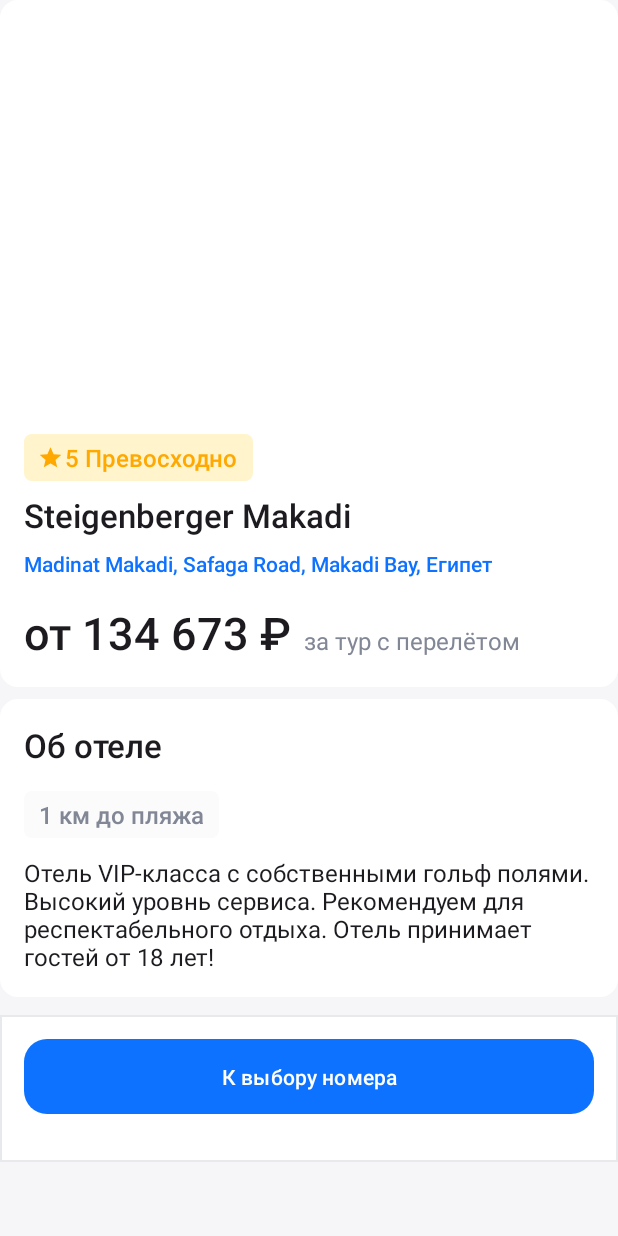
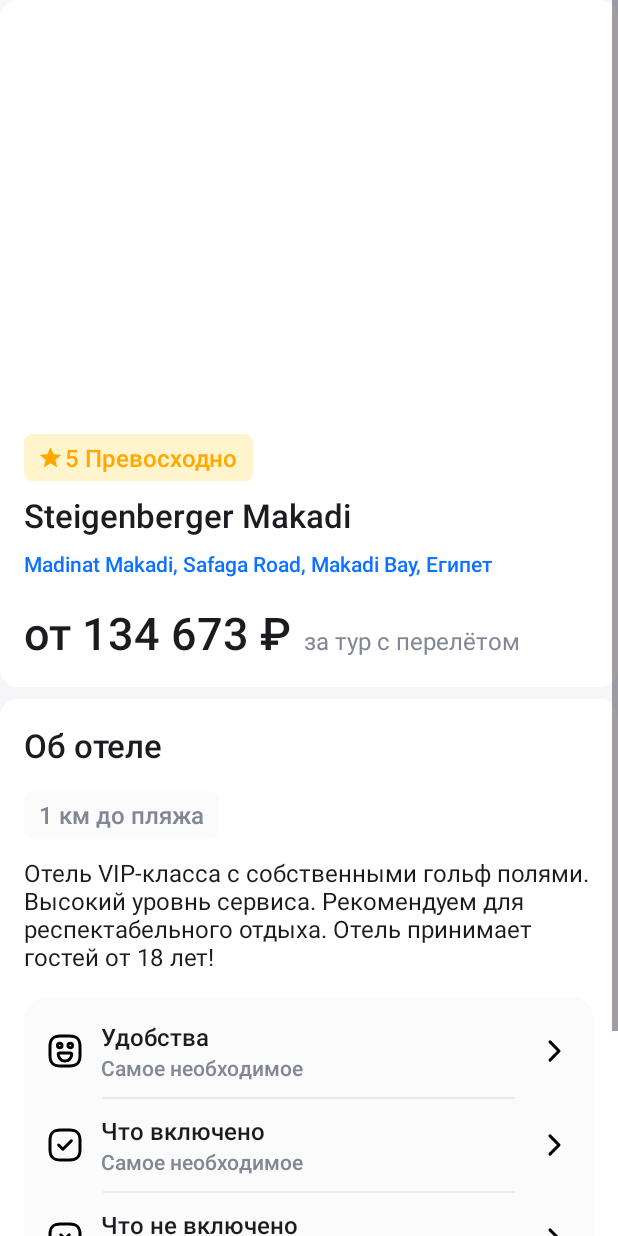
Before and after one commit to arshapshap/hotelapp, an Android app: the layout fragment_hotel.xml on its own in the app's theme, with its tools: preview values and no code run, on a phone screen of 412 x 824 dp. Run offline under Robolectric (Android 15) with nearby library versions, the phone set to English and light mode, and no system bars.

Commit message:
Add menu on hotel page (conveniences, what is included, what is not included)

```diff
--- /dev/null
+++ b/core/designsystem/src/main/java/com/arshapshap/hotelapp/designsystem/MenuItemView.kt
@@ -0,0 +1,55 @@
+package com.arshapshap.hotelapp.designsystem
+
+import android.content.Context
+import android.content.res.TypedArray
+import android.util.AttributeSet
+import android.view.Gravity
+import android.view.View
+import android.widget.ImageView
+import android.widget.TextView
+import androidx.appcompat.widget.LinearLayoutCompat
+import androidx.core.view.setPadding
+
+
+class MenuItemView @JvmOverloads constructor(
+    context: Context,
+    attrs: AttributeSet? = null,
+    defStyleAttr: Int = 0
+) : LinearLayoutCompat(context, attrs, defStyleAttr) {
+
+    init {
+        init(attrs)
+    }
+
+    private fun init(attrs: AttributeSet?) {
+        View.inflate(context, R.layout.layout_menu_item, this)
+
+        setDefaultValues()
+
+        val typedArray = context.obtainStyledAttributes(attrs, R.styleable.MenuItemView)
+        try {
+            setValuesFromAttributes(typedArray)
+        } finally {
+            typedArray.recycle()
+        }
+    }
+
+    private fun setDefaultValues() {
+        gravity = Gravity.CENTER_VERTICAL
+        isClickable = true
+        setPadding(resources.getDimensionPixelOffset(R.dimen.menu_item_view_padding))
+        setBackgroundResource(R.drawable.shape_normal_rounded_rectangle)
+        background.setTint(resources.getColor(R.color.light_grey, context.theme))
+    }
+
+    private fun setValuesFromAttributes(typedArray: TypedArray) {
+        val drawableStartId = typedArray.getResourceId(R.styleable.MenuItemView_drawable, 0)
+        findViewById<ImageView>(R.id.imageViewIconStart)?.setImageResource(drawableStartId)
+
+        val headlineText = typedArray.getString(R.styleable.MenuItemView_headlineText)
+        findViewById<TextView>(R.id.textViewHeadline)?.text = headlineText
+
+        val descriptionText = typedArray.getString(R.styleable.MenuItemView_descriptionText)
+        findViewById<TextView>(R.id.textViewDescription)?.text = descriptionText
+    }
+}
--- a/core/designsystem/src/main/java/com/arshapshap/hotelapp/designsystem/TagView.kt
+++ b/core/designsystem/src/main/java/com/arshapshap/hotelapp/designsystem/TagView.kt
@@ -22,7 +22,7 @@ class TagView @JvmOverloads constructor(
     }
 
     private fun init(attrs: AttributeSet?) {
-        View.inflate(context, R.layout.item_tag, this)
+        View.inflate(context, R.layout.layout_tag_view, this)
 
         setDefaultValues()
 
@@ -36,7 +36,7 @@ class TagView @JvmOverloads constructor(
 
     private fun setDefaultValues() {
         gravity = Gravity.CENTER
-        setBackgroundResource(R.drawable.shape_tag)
+        setBackgroundResource(R.drawable.shape_small_rounded_rectangle)
 
         val paddingHorizontal = resources.getDimensionPixelOffset(R.dimen.tag_view_padding_horizontal)
         val paddingVertical = resources.getDimensionPixelOffset(R.dimen.tag_view_padding_vertical)
--- /dev/null
+++ b/core/designsystem/src/main/res/drawable/ic_close_square.xml
@@ -0,0 +1,27 @@
+<vector xmlns:android="http://schemas.android.com/apk/res/android"
+    android:width="24dp"
+    android:height="24dp"
+    android:viewportWidth="24"
+    android:viewportHeight="24">
+  <path
+      android:pathData="M9.17,14.83L14.83,9.17"
+      android:strokeLineJoin="round"
+      android:strokeWidth="2"
+      android:fillColor="#00000000"
+      android:strokeColor="#000000"
+      android:strokeLineCap="round"/>
+  <path
+      android:pathData="M14.83,14.83L9.17,9.17"
+      android:strokeLineJoin="round"
+      android:strokeWidth="2"
+      android:fillColor="#00000000"
+      android:strokeColor="#000000"
+      android:strokeLineCap="round"/>
+  <path
+      android:pathData="M9,22H15C20,22 22,20 22,15V9C22,4 20,2 15,2H9C4,2 2,4 2,9V15C2,20 4,22 9,22Z"
+      android:strokeLineJoin="round"
+      android:strokeWidth="2"
+      android:fillColor="#00000000"
+      android:strokeColor="#000000"
+      android:strokeLineCap="round"/>
+</vector>
--- /dev/null
+++ b/core/designsystem/src/main/res/drawable/ic_emoji_happy.xml
@@ -0,0 +1,34 @@
+<vector xmlns:android="http://schemas.android.com/apk/res/android"
+    android:width="24dp"
+    android:height="24dp"
+    android:viewportWidth="24"
+    android:viewportHeight="24">
+  <path
+      android:pathData="M9,22H15C20,22 22,20 22,15V9C22,4 20,2 15,2H9C4,2 2,4 2,9V15C2,20 4,22 9,22Z"
+      android:strokeLineJoin="round"
+      android:strokeWidth="2"
+      android:fillColor="#00000000"
+      android:strokeColor="#000000"
+      android:strokeLineCap="round"/>
+  <path
+      android:pathData="M15.5,9.75C16.328,9.75 17,9.078 17,8.25C17,7.422 16.328,6.75 15.5,6.75C14.672,6.75 14,7.422 14,8.25C14,9.078 14.672,9.75 15.5,9.75Z"
+      android:strokeLineJoin="round"
+      android:strokeWidth="2"
+      android:fillColor="#00000000"
+      android:strokeColor="#000000"
+      android:strokeLineCap="round"/>
+  <path
+      android:pathData="M8.5,9.75C9.328,9.75 10,9.078 10,8.25C10,7.422 9.328,6.75 8.5,6.75C7.672,6.75 7,7.422 7,8.25C7,9.078 7.672,9.75 8.5,9.75Z"
+      android:strokeLineJoin="round"
+      android:strokeWidth="2"
+      android:fillColor="#00000000"
+      android:strokeColor="#000000"
+      android:strokeLineCap="round"/>
+  <path
+      android:pathData="M8.4,13.3H15.6C16.1,13.3 16.5,13.7 16.5,14.2C16.5,16.69 14.49,18.7 12,18.7C9.51,18.7 7.5,16.69 7.5,14.2C7.5,13.7 7.9,13.3 8.4,13.3Z"
+      android:strokeLineJoin="round"
+      android:strokeWidth="2"
+      android:fillColor="#00000000"
+      android:strokeColor="#000000"
+      android:strokeLineCap="round"/>
+</vector>
--- /dev/null
+++ b/core/designsystem/src/main/res/drawable/ic_tick_square.xml
@@ -0,0 +1,20 @@
+<vector xmlns:android="http://schemas.android.com/apk/res/android"
+    android:width="24dp"
+    android:height="24dp"
+    android:viewportWidth="24"
+    android:viewportHeight="24">
+  <path
+      android:pathData="M9,22H15C20,22 22,20 22,15V9C22,4 20,2 15,2H9C4,2 2,4 2,9V15C2,20 4,22 9,22Z"
+      android:strokeLineJoin="round"
+      android:strokeWidth="2"
+      android:fillColor="#00000000"
+      android:strokeColor="#000000"
+      android:strokeLineCap="round"/>
+  <path
+      android:pathData="M7.75,12L10.58,14.83L16.25,9.17"
+      android:strokeLineJoin="round"
+      android:strokeWidth="2"
+      android:fillColor="#00000000"
+      android:strokeColor="#000000"
+      android:strokeLineCap="round"/>
+</vector>
--- /dev/null
+++ b/core/designsystem/src/main/res/drawable/shape_divider.xml
@@ -0,0 +1,5 @@
+<?xml version="1.0" encoding="utf-8"?>
+<shape xmlns:android="http://schemas.android.com/apk/res/android" >
+    <size android:height="1dp"/>
+    <solid android:color="@color/stroke_grey"/>
+</shape>
--- a/core/designsystem/src/main/res/drawable/shape_tag.xml
+++ b/core/designsystem/src/main/res/drawable/shape_normal_rounded_rectangle.xml
@@ -3,8 +3,8 @@
     android:color="?attr/colorControlHighlight">
     <item>
         <shape>
-            <corners android:radius="5dp" />
-            <solid android:color="#000000" />
+            <corners android:radius="@dimen/normal_corner_radius" />
+            <solid android:color="#FFFFFF" />
         </shape>
     </item>
 </ripple>
--- /dev/null
+++ b/core/designsystem/src/main/res/drawable/shape_small_rounded_rectangle.xml
@@ -0,0 +1,10 @@
+<?xml version="1.0" encoding="utf-8"?>
+<ripple xmlns:android="http://schemas.android.com/apk/res/android"
+    android:color="?attr/colorControlHighlight">
+    <item>
+        <shape>
+            <corners android:radius="@dimen/small_corner_radius" />
+            <solid android:color="#FFFFFF" />
+        </shape>
+    </item>
+</ripple>
--- /dev/null
+++ b/core/designsystem/src/main/res/layout/layout_menu_item.xml
@@ -0,0 +1,55 @@
+<?xml version="1.0" encoding="utf-8"?>
+<merge xmlns:android="http://schemas.android.com/apk/res/android"
+    xmlns:app="http://schemas.android.com/apk/res-auto"
+    xmlns:tools="http://schemas.android.com/tools"
+    android:layout_width="match_parent"
+    android:layout_height="wrap_content"
+    android:background="?attr/selectableItemBackground"
+    android:gravity="center_vertical"
+    tools:parentTag="androidx.appcompat.widget.LinearLayoutCompat">
+
+    <ImageView
+        android:id="@+id/imageViewIconStart"
+        android:layout_width="wrap_content"
+        android:layout_height="wrap_content"
+        android:layout_marginEnd="@dimen/menu_item_view_margin_between"
+        android:importantForAccessibility="no"
+        tools:src="@drawable/ic_emoji_happy" />
+
+    <androidx.appcompat.widget.LinearLayoutCompat
+        android:layout_width="wrap_content"
+        android:layout_height="wrap_content"
+        android:orientation="vertical">
+
+        <TextView
+            android:id="@+id/textViewHeadline"
+            style="@style/HotelsApp.TextAppearance.Body1.Medium"
+            android:layout_width="wrap_content"
+            android:layout_height="wrap_content"
+            tools:text="Удобства" />
+
+        <TextView
+            android:id="@+id/textViewDescription"
+            style="@style/HotelsApp.TextAppearance.Body2.Medium"
+            android:layout_width="wrap_content"
+            android:layout_height="wrap_content"
+            android:textColor="@color/grey"
+            tools:text="Самое необходимое" />
+    </androidx.appcompat.widget.LinearLayoutCompat>
+
+    <Space
+        android:layout_width="wrap_content"
+        android:layout_height="wrap_content"
+        android:layout_weight="1" />
+
+    <ImageView
+        android:id="@+id/imageViewIconEnd"
+        android:layout_width="wrap_content"
+        android:layout_height="wrap_content"
+        android:layout_gravity="center"
+        android:layout_marginStart="@dimen/menu_item_view_margin_between"
+        android:importantForAccessibility="no"
+        android:src="@drawable/ic_arrow"
+        app:tint="@color/black" />
+
+</merge>
--- a/core/designsystem/src/main/res/layout/item_tag.xml
+++ b/core/designsystem/src/main/res/layout/layout_tag_view.xml
@@ -3,10 +3,10 @@
     xmlns:tools="http://schemas.android.com/tools"
     android:layout_width="wrap_content"
     android:layout_height="wrap_content"
-    android:background="@drawable/shape_tag"
+    android:background="@drawable/shape_small_rounded_rectangle"
     android:gravity="center"
-    android:paddingHorizontal="10dp"
-    android:paddingVertical="5dp"
+    android:paddingHorizontal="@dimen/tag_view_padding_horizontal"
+    android:paddingVertical="@dimen/tag_view_padding_vertical"
     tools:backgroundTint="@color/light_orange"
     tools:parentTag="androidx.appcompat.widget.LinearLayoutCompat">
 
@@ -14,7 +14,7 @@
         android:id="@+id/imageViewIconStart"
         android:layout_width="wrap_content"
         android:layout_height="wrap_content"
-        android:layout_marginEnd="2dp"
+        android:layout_marginEnd="@dimen/tag_view_margin_between"
         android:importantForAccessibility="no"
         tools:src="@drawable/ic_star" />
 
@@ -30,8 +30,7 @@
         android:id="@+id/imageViewIconEnd"
         android:layout_width="wrap_content"
         android:layout_height="wrap_content"
-        android:layout_gravity="center"
-        android:layout_marginStart="2dp"
+        android:layout_marginStart="@dimen/tag_view_margin_between"
         android:importantForAccessibility="no"
         tools:src="@drawable/ic_arrow"
         tools:visibility="gone" />
--- a/core/designsystem/src/main/res/values/attrs.xml
+++ b/core/designsystem/src/main/res/values/attrs.xml
@@ -1,10 +1,16 @@
 <?xml version="1.0" encoding="utf-8"?>
 <resources>
     <declare-styleable name="TagView">
-        <attr format="reference" name="drawableStart"/>
-        <attr format="reference" name="drawableEnd"/>
-        <attr format="string" name="text"/>
-        <attr format="color" name="textColor"/>
-        <attr format="color" name="shapeColor"/>
+        <attr name="drawableStart" format="reference" />
+        <attr name="drawableEnd" format="reference" />
+        <attr name="text" format="string" />
+        <attr name="textColor" format="color" />
+        <attr name="shapeColor" format="color" />
+    </declare-styleable>
+
+    <declare-styleable name="MenuItemView">
+        <attr name="drawable" format="reference" />
+        <attr name="headlineText" format="string" />
+        <attr name="descriptionText" format="string" />
     </declare-styleable>
 </resources>
--- a/core/designsystem/src/main/res/values/dimens.xml
+++ b/core/designsystem/src/main/res/values/dimens.xml
@@ -17,8 +17,21 @@
     <!-- TagView -->
     <dimen name="tag_view_padding_horizontal">10dp</dimen>
     <dimen name="tag_view_padding_vertical">5dp</dimen>
+    <dimen name="tag_view_margin_between">2dp</dimen>
+
+    <!-- MenuItemView -->
+    <dimen name="menu_item_view_margin_between">12dp</dimen>
+    <dimen name="menu_item_view_padding">10dp</dimen>
+
+    <!-- Menu -->
+    <dimen name="menu_view_padding">5dp</dimen>
+    <dimen name="menu_view_divider_padding">47dp</dimen>
 
     <!-- Button -->
     <dimen name="button_default_vertical_padding">15dp</dimen>
-    <dimen name="button_default_corner_radius">15dp</dimen>
+
+    <!-- Corner radius -->
+    <dimen name="normal_corner_radius">15dp</dimen>
+    <dimen name="small_corner_radius">5dp</dimen>
+
 </resources>
--- a/core/designsystem/src/main/res/values/styles.xml
+++ b/core/designsystem/src/main/res/values/styles.xml
@@ -65,12 +65,12 @@
     <!-- Buttons -->
     <style name="HotelsApp.Button">
         <item name="android:paddingVertical">@dimen/button_default_vertical_padding</item>
-        <item name="cornerRadius">@dimen/button_default_corner_radius</item>
+        <item name="cornerRadius">@dimen/normal_corner_radius</item>
     </style>
 
     <!-- Containers -->
     <style name="HotelsApp.BottomButtonContainer">
-        <item name="android:background">@drawable/shape_rectangle</item>
+        <item name="android:background">@drawable/shape_stroked_rectangle</item>
         <item name="android:paddingHorizontal">@dimen/default_margin</item>
         <item name="android:paddingTop">@dimen/medium_margin</item>
         <item name="android:paddingBottom">@dimen/large_margin</item>
--- a/feature/hotel/impl/src/main/res/layout/fragment_hotel.xml
+++ b/feature/hotel/impl/src/main/res/layout/fragment_hotel.xml
@@ -107,6 +107,43 @@
                 android:layout_marginTop="@dimen/medium_margin"
                 android:text="Отель VIP-класса с собственными гольф полями. Высокий уровнь сервиса. Рекомендуем для респектабельного отдыха. Отель принимает гостей от 18 лет!"
                 android:textAppearance="@style/HotelsApp.TextAppearance.Body1" />
+
+            <androidx.appcompat.widget.LinearLayoutCompat
+                android:layout_width="match_parent"
+                android:layout_height="wrap_content"
+                android:layout_marginTop="@dimen/default_margin"
+                android:background="@drawable/shape_normal_rounded_rectangle"
+                android:backgroundTint="@color/light_grey"
+                android:orientation="vertical"
+                android:padding="@dimen/menu_view_padding"
+                app:divider="@drawable/shape_divider"
+                app:dividerPadding="@dimen/menu_view_divider_padding"
+                app:showDividers="middle">
+
+                <com.arshapshap.hotelapp.designsystem.MenuItemView
+                    android:id="@+id/buttonConveniences"
+                    android:layout_width="match_parent"
+                    android:layout_height="wrap_content"
+                    app:descriptionText="Самое необходимое"
+                    app:drawable="@drawable/ic_emoji_happy"
+                    app:headlineText="Удобства" />
+
+                <com.arshapshap.hotelapp.designsystem.MenuItemView
+                    android:id="@+id/buttonIncluded"
+                    android:layout_width="match_parent"
+                    android:layout_height="wrap_content"
+                    app:descriptionText="Самое необходимое"
+                    app:drawable="@drawable/ic_tick_square"
+                    app:headlineText="Что включено" />
+
+                <com.arshapshap.hotelapp.designsystem.MenuItemView
+                    android:id="@+id/buttonNotIncluded"
+                    android:layout_width="match_parent"
+                    android:layout_height="wrap_content"
+                    app:descriptionText="Самое необходимое"
+                    app:drawable="@drawable/ic_close_square"
+                    app:headlineText="Что не включено" />
+            </androidx.appcompat.widget.LinearLayoutCompat>
         </androidx.appcompat.widget.LinearLayoutCompat>
 
         <FrameLayout
```
Also changed, not shown: core/designsystem/src/main/res/drawable/shape_stroked_rectangle.xml (renamed from core/designsystem/src/main/res/drawable/shape_rectangle.xml).
